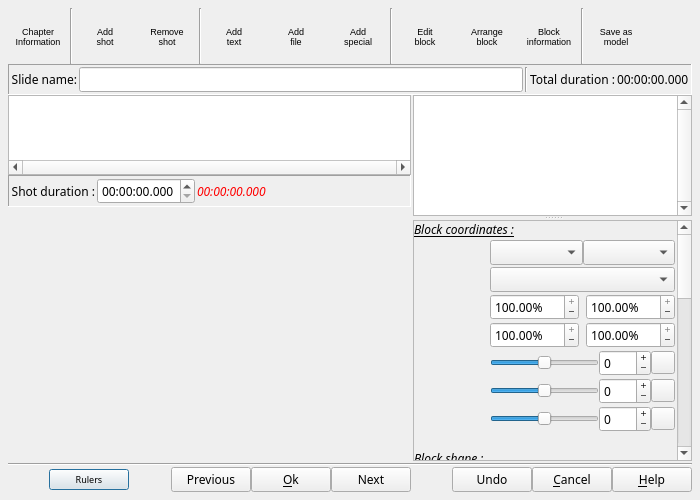
Qt form src/ffDiaporama/DlgSlide/DlgSlideProperties.ui (boenki/ffdiaporama) before a commit.
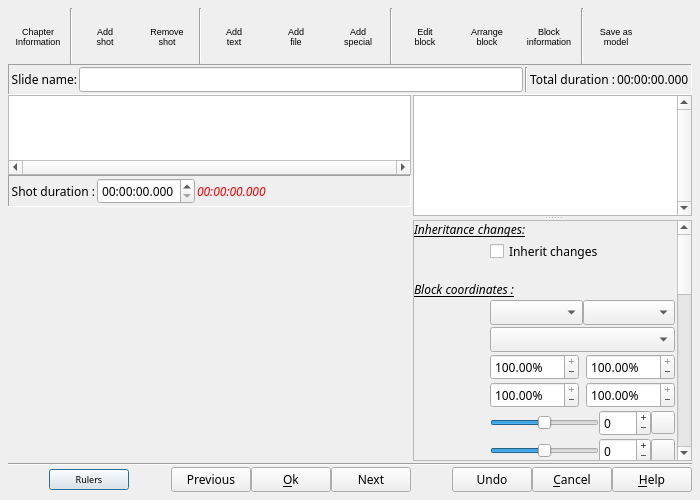
The same form after that commit. Icons and pictures are not drawn. Custom widgets are drawn as their Qt base class.

Commit message: Bug fixes:     -Fixed the bug of not replacing the icon when selecting a favorite in the selection box of GPS positions     -Active F1 key to open help in any dialog boxes     -Corrects UNDO in the edit slides dialog (repositions the active shot and selections)     -Fixed change of properties to the following shots in the edit slides dialog (only applies the current change and not all properties)

Diff of the .ui file:
```diff
--- a/src/ffDiaporama/DlgSlide/DlgSlideProperties.ui
+++ b/src/ffDiaporama/DlgSlide/DlgSlideProperties.ui
@@ -1108,7 +1108,7 @@
               <x>0</x>
               <y>0</y>
               <width>281</width>
-              <height>764</height>
+              <height>821</height>
              </rect>
             </property>
             <property name="sizePolicy">
@@ -1241,7 +1241,7 @@
                </item>
               </layout>
              </item>
-             <item row="11" column="1">
+             <item row="12" column="1">
               <widget class="QComboBox" name="ShapeSizePosCB">
                <property name="font">
                 <font>
@@ -1272,7 +1272,7 @@
                </property>
               </widget>
              </item>
-             <item row="12" column="0">
+             <item row="13" column="0">
               <widget class="QLabel" name="PosSize_X">
                <property name="font">
                 <font>
@@ -1638,7 +1638,7 @@
                </property>
               </widget>
              </item>
-             <item row="18" column="0" colspan="2">
+             <item row="19" column="0" colspan="2">
               <widget class="QLabel" name="label_9">
                <property name="font">
                 <font>
@@ -1651,7 +1651,7 @@
                 </font>
                </property>
                <property name="text">
-                <string>&lt;html&gt;&lt;head/&gt;&lt;body&gt;&lt;p&gt;&lt;br/&gt;Block shape :&lt;/p&gt;&lt;/body&gt;&lt;/html&gt;</string>
+                <string>&lt;html&gt;&lt;head/&gt;&lt;body&gt;&lt;p&gt;&lt;br/&gt;Block shape (common to all shots):&lt;/p&gt;&lt;/body&gt;&lt;/html&gt;</string>
                </property>
                <property name="alignment">
                 <set>Qt::AlignBottom|Qt::AlignLeading|Qt::AlignLeft</set>
@@ -1678,7 +1678,7 @@
                </property>
               </widget>
              </item>
-             <item row="12" column="1">
+             <item row="13" column="1">
               <layout class="QHBoxLayout" name="horizontalLayout_16">
                <property name="spacing">
                 <number>0</number>
@@ -1774,7 +1774,7 @@
                </item>
               </layout>
              </item>
-             <item row="14" column="1">
+             <item row="15" column="1">
               <layout class="QHBoxLayout" name="horizontalLayout_20">
                <property name="spacing">
                 <number>0</number>
@@ -1872,7 +1872,7 @@
                </item>
               </layout>
              </item>
-             <item row="13" column="1">
+             <item row="14" column="1">
               <layout class="QHBoxLayout" name="horizontalLayout">
                <property name="spacing">
                 <number>0</number>
@@ -2175,7 +2175,7 @@
                </item>
               </layout>
              </item>
-             <item row="11" column="0">
+             <item row="12" column="0">
               <widget class="QLabel" name="TextFramingStyleLabel_3">
                <property name="sizePolicy">
                 <sizepolicy hsizetype="Preferred" vsizetype="Fixed">
@@ -2339,7 +2339,7 @@
                </property>
               </widget>
              </item>
-             <item row="16" column="0">
+             <item row="17" column="0">
               <widget class="QLabel" name="Rotate_Y">
                <property name="font">
                 <font>
@@ -2393,7 +2393,7 @@
                </property>
               </widget>
              </item>
-             <item row="17" column="1">
+             <item row="18" column="1">
               <layout class="QHBoxLayout" name="horizontalLayout_22">
                <property name="spacing">
                 <number>0</number>
@@ -2524,7 +2524,7 @@
                </property>
               </widget>
              </item>
-             <item row="16" column="1">
+             <item row="17" column="1">
               <layout class="QHBoxLayout" name="horizontalLayout_21">
                <property name="spacing">
                 <number>0</number>
@@ -2707,7 +2707,7 @@
                </property>
               </widget>
              </item>
-             <item row="45" column="1">
+             <item row="46" column="1">
               <spacer name="verticalSpacer">
                <property name="font">
                 <font>
@@ -2815,7 +2815,7 @@
                </property>
               </widget>
              </item>
-             <item row="10" column="1">
+             <item row="11" column="1">
               <layout class="QHBoxLayout" name="horizontalLayout_5">
                <property name="spacing">
                 <number>0</number>
@@ -2931,11 +2931,11 @@
                 </font>
                </property>
                <property name="text">
-                <string>Block coordinates :</string>
+                <string>Inheritance changes:</string>
                </property>
               </widget>
              </item>
-             <item row="13" column="0">
+             <item row="14" column="0">
               <widget class="QLabel" name="PosSize_Width">
                <property name="font">
                 <font>
@@ -2969,7 +2969,7 @@
                </property>
               </widget>
              </item>
-             <item row="10" column="0">
+             <item row="11" column="0">
               <widget class="QLabel" name="TextFramingStyleLabel">
                <property name="sizePolicy">
                 <sizepolicy hsizetype="Preferred" vsizetype="Fixed">
@@ -3103,7 +3103,7 @@
                </item>
               </layout>
              </item>
-             <item row="14" column="0">
+             <item row="15" column="0">
               <widget class="QLabel" name="Rotate_X">
                <property name="font">
                 <font>
@@ -3231,6 +3231,62 @@
                </property>
               </widget>
              </item>
+             <item row="10" column="0" colspan="2">
+              <widget class="QLabel" name="label_19">
+               <property name="sizePolicy">
+                <sizepolicy hsizetype="Preferred" vsizetype="Preferred">
+                 <horstretch>0</horstretch>
+                 <verstretch>0</verstretch>
+                </sizepolicy>
+               </property>
+               <property name="font">
+                <font>
+                 <family>Sans Serif</family>
+                 <pointsize>9</pointsize>
+                 <italic>true</italic>
+                 <underline>true</underline>
+                </font>
+               </property>
+               <property name="text">
+                <string>
+Block coordinates :</string>
+               </property>
+              </widget>
+             </item>
+             <item row="8" column="1">
+              <widget class="QCheckBox" name="InheritDownCB">
+               <property name="font">
+                <font>
+                 <pointsize>9</pointsize>
+                </font>
+               </property>
+               <property name="toolTip">
+                <string>If this box is checked, the changes made in a previous shot will be applied to this object in this shot</string>
+               </property>
+               <property name="text">
+                <string>Inherit changes</string>
+               </property>
+              </widget>
+             </item>
+             <item row="8" column="0">
+              <widget class="QLabel" name="TextFramingStyleLabel_2">
+               <property name="sizePolicy">
+                <sizepolicy hsizetype="Preferred" vsizetype="Fixed">
+                 <horstretch>0</horstretch>
+                 <verstretch>0</verstretch>
+                </sizepolicy>
+               </property>
+               <property name="text">
+                <string notr="true"/>
+               </property>
+               <property name="pixmap">
+                <pixmap resource="../RSCffDiaporama.qrc">:/img/inheritance_down_unlock.png</pixmap>
+               </property>
+               <property name="alignment">
+                <set>Qt::AlignRight|Qt::AlignTrailing|Qt::AlignVCenter</set>
+               </property>
+              </widget>
+             </item>
             </layout>
            </widget>
           </widget>
```
Left out of the diff: 100 changed lines with no effect on the pictures. The commit also changes 68 other files.
